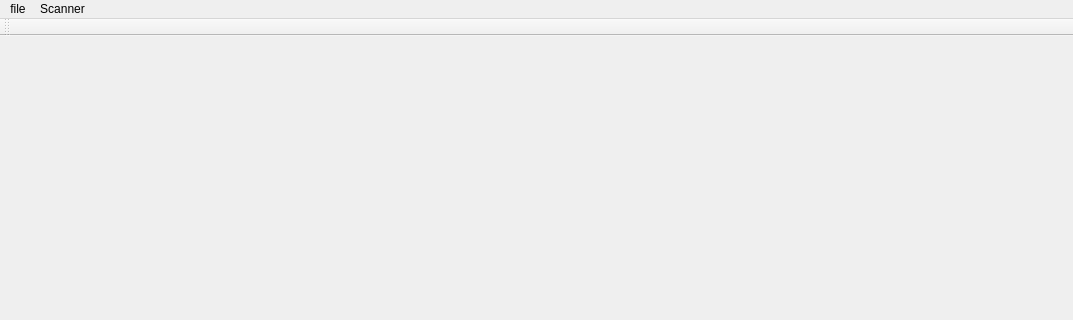
Above: mainwindow.ui from yvillepo/pokerMonitor before the change; both pictures show x 0 to 1073 and y 0 to 320 of the 1073 by 900 pixel window. Below: the same form after it.
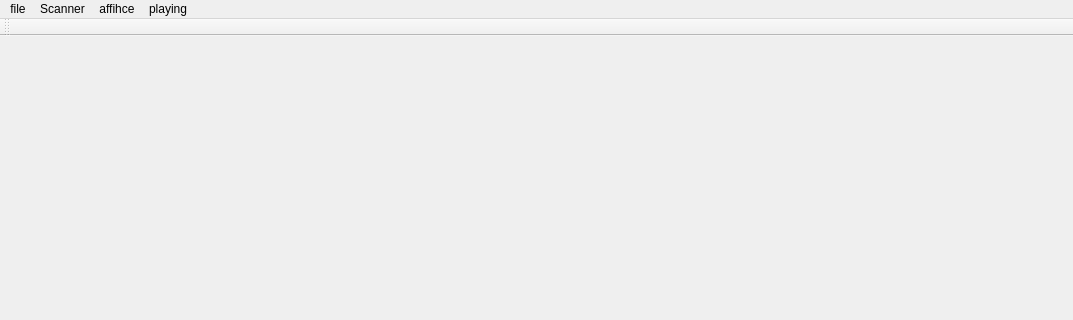
That is the form after the change.

```diff
--- a/mainwindow.ui
+++ b/mainwindow.ui
@@ -74,8 +74,22 @@
     </property>
     <addaction name="actionDiagnostic"/>
    </widget>
+   <widget class="QMenu" name="menuaffihce">
+    <property name="title">
+     <string>affihce</string>
+    </property>
+    <addaction name="actionopenRange"/>
+   </widget>
+   <widget class="QMenu" name="menuplaying">
+    <property name="title">
+     <string>playing</string>
+    </property>
+    <addaction name="actionrange_2"/>
+   </widget>
    <addaction name="menufile"/>
    <addaction name="menuScanner"/>
+   <addaction name="menuaffihce"/>
+   <addaction name="menuplaying"/>
   </widget>
   <widget class="QToolBar" name="mainToolBar">
    <attribute name="toolBarArea">
```
Left out of the diff: 10 changed lines with no effect on the pictures.
